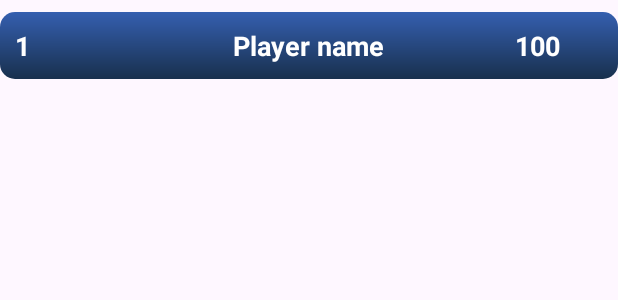
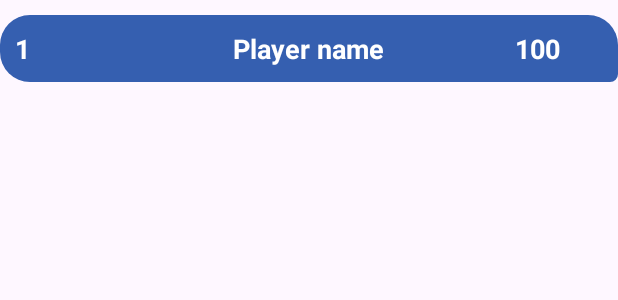
Before and after one commit to AdamDawi/Higher-or-Lower-Game, an Android app: the layout items_row.xml on its own in the app's theme, with its tools: preview values and no code run, on a phone screen of 412 x 824 dp. Shown: the top 300 px of the screen. Run offline under Robolectric (Android 15) with nearby library versions, the phone set to English and light mode, and no system bars.

Commit message:
leaderboard layout changes

```diff
--- a/app/src/main/res/drawable/recycler_view_item_bg_v2.xml
+++ b/app/src/main/res/drawable/recycler_view_item_bg_v2.xml
@@ -2,13 +2,11 @@
 <shape xmlns:android="http://schemas.android.com/apk/res/android"
     android:shape="rectangle">
 
-    <gradient
-        android:startColor="@color/blue"
-        android:endColor="#18304D"
-        android:angle="15"
-        />
+    <solid android:color="@color/blue"/>
 
-    <corners android:radius="10dp"/>
+
+    <corners android:radius="20dp"
+        android:bottomRightRadius="5dp" />
 
 
 </shape>
--- a/app/src/main/res/layout/items_row.xml
+++ b/app/src/main/res/layout/items_row.xml
@@ -9,7 +9,7 @@
     android:orientation="horizontal"
     android:padding="10dp"
     android:id="@+id/llMain"
-    android:layout_marginTop="8dp">
+    android:layout_marginTop="10dp">
 
     <TextView
         android:id="@+id/tvRank"
```
Also changed, not shown: app/src/main/res/drawable/recycler_view_item_bg.xml (+3 -8 lines).
